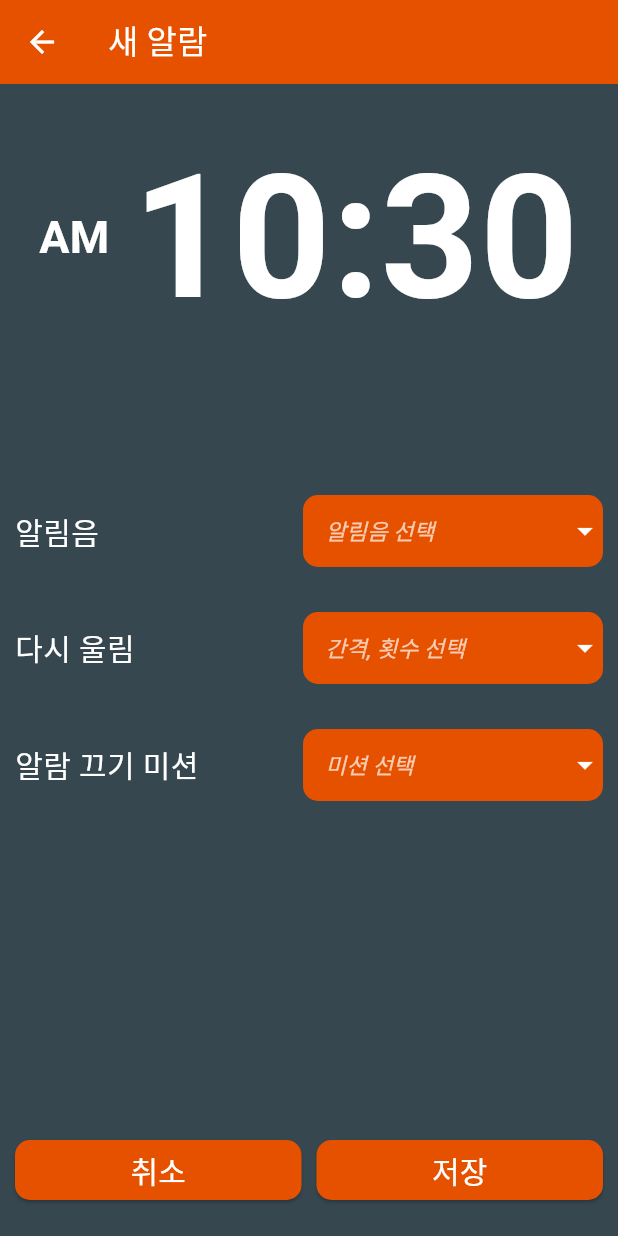
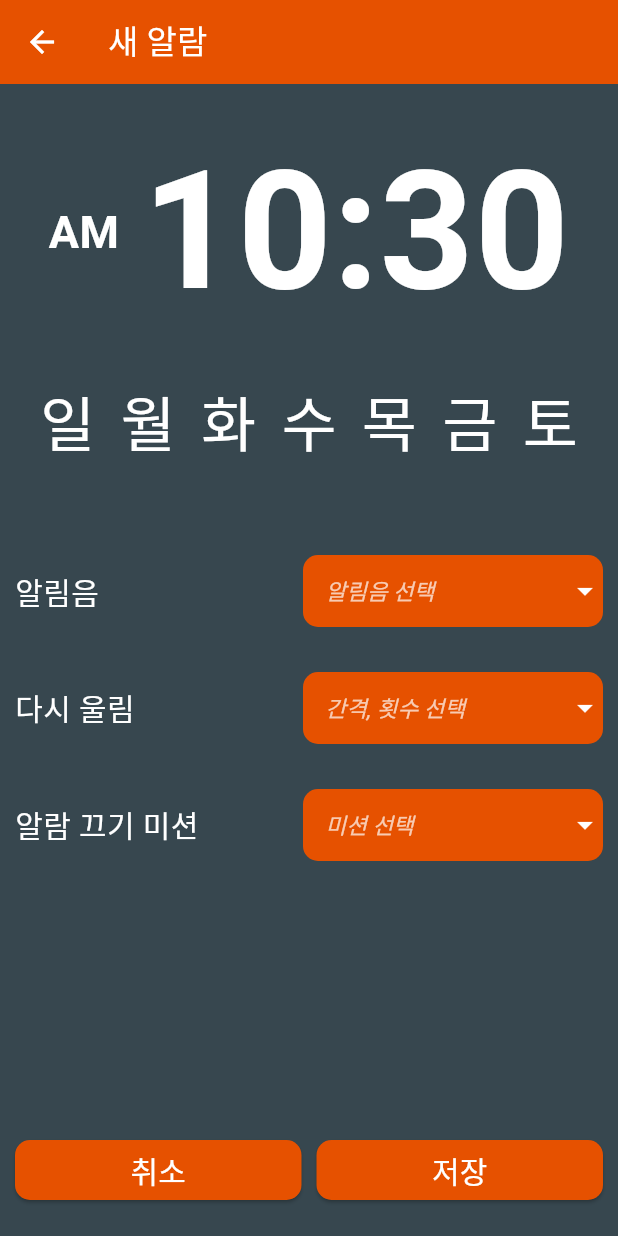
Before and after one commit to cyj0104/orange_alarm, a Flutter app: the screen it shows after launch, after a tap on the "add" icon, on a phone screen of 412 x 824 dp. Run offline on Flutter 3.47's test engine with Material 3 defaults, Android fonts, the phone set to English and light mode, and no system bars.

Commit message:
요일 선택 버튼 수정

```diff
--- a/lib/page/NewAlarmPage.dart
+++ b/lib/page/NewAlarmPage.dart
@@ -42,7 +42,7 @@ class _NewAlarmPageState extends State<NewAlarmPage> {
     }
   }
 
-  Map<String, bool> weekdays= {
+  Map<String, bool> weekdays = {
     '일': false,
     '월': false,
     '화': false,
@@ -51,14 +51,6 @@ class _NewAlarmPageState extends State<NewAlarmPage> {
     '금': false,
     '토': false,
   };
-  //List<String> weekdays = ['일', '월', '화', '수', '목', '금', '토'];
-  //List<bool> isSelected = [false, false, false, false, false, false, false];
-
-  void toggleSelection(String day) {
-    setState(() {
-      weekdays[day] = !weekdays[day]!;
-    });
-  }
 
   String? selectedAlarmBell;
 
@@ -103,7 +95,7 @@ class _NewAlarmPageState extends State<NewAlarmPage> {
         children: [
           ///////////// 시간 선택
           Container(
-            padding: EdgeInsets.symmetric(vertical: 20),
+            padding: EdgeInsets.only(top: 20, bottom: 10, left: 10, right: 10),
             alignment: Alignment.center,
             child: GestureDetector(
               onTap: () {
@@ -118,7 +110,7 @@ class _NewAlarmPageState extends State<NewAlarmPage> {
                   ),
                   Text(
                       '${_selectedTime.hourOfPeriod.toString().padLeft(2, '0')}:${_selectedTime.minute.toString().padLeft(2, '0')}',
-                      style: TextStyle(fontSize: 115, color: Colors.white, fontWeight: FontWeight.bold),
+                      style: TextStyle(fontSize: 110, color: Colors.white, fontWeight: FontWeight.bold),
                   )
                 ],
               )
@@ -131,14 +123,26 @@ class _NewAlarmPageState extends State<NewAlarmPage> {
             padding: EdgeInsets.all(10),
             child: Row(
               mainAxisAlignment: MainAxisAlignment.spaceEvenly,
-              children: [
-                Column (
-                  mainAxisAlignment: MainAxisAlignment.center,
-                  children: [
-
-                  ],
-                )
-              ]
+              children: weekdays.keys.map((String key) {
+                return GestureDetector(
+                  onTap: () {
+                    setState(() {
+                      weekdays[key] = !weekdays[key]!;
+                    });
+                  },
+                  child: Container(
+                    color: Colors.transparent, // 배경색 투명으로 설정
+                    child: Text(
+                      key,
+                      style: TextStyle(
+                        fontSize: 40.0,
+                        color: weekdays[key]! ? Colors.orange.shade900 : Colors.white,
+                      ),
+                    ),
+                  ),
+                );
+               }
+              ).toList(),
             ),
           ),
 
```
